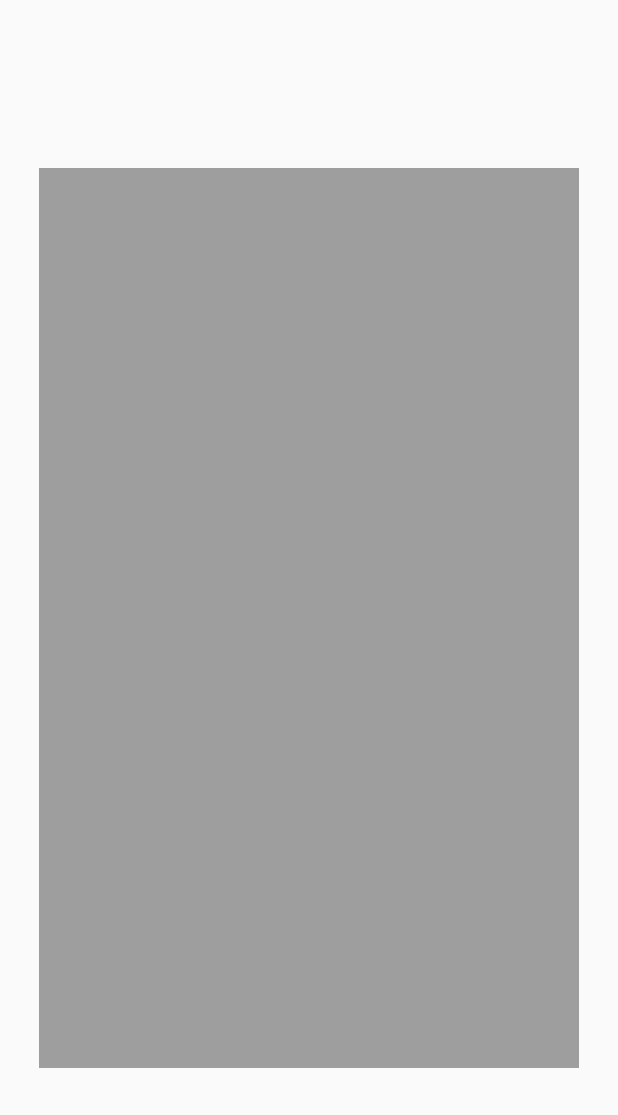
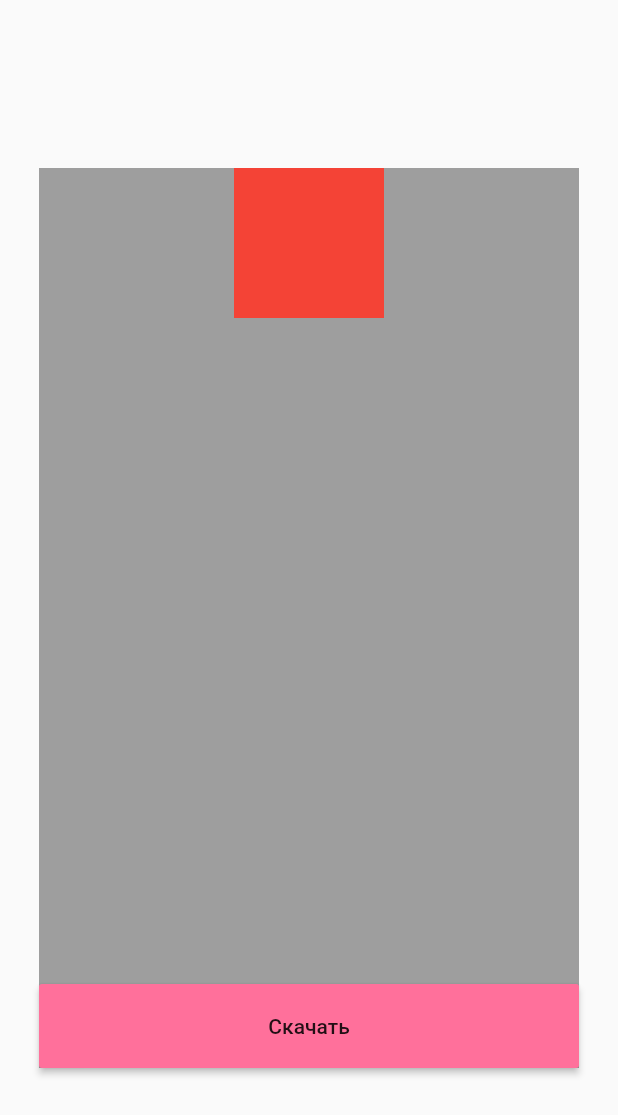
Before and after one commit to fedosovmu/web_mood_assessor, a Flutter app: the screen it shows after launch, on a phone screen of 412 x 824 dp. Shown: the top 1115 px of the screen. Run offline on Flutter 3.47's test engine with Material 2 defaults, Android fonts, the phone set to English and light mode, and no system bars; missing offline and left inert: dart:js.

Commit message:
Add Standard button

```diff
--- a/lib/src/constants/content.dart
+++ b/lib/src/constants/content.dart
@@ -11,4 +11,6 @@ class Content {
     6: 'Отличное',
     7: 'Восхитительное',
   };
+
+  static const urlToGooglePlayTesters = 'https://play.google.com/apps/testing/com.fedosov.mindtracker';
 }
--- a/lib/src/views/home_screen.dart
+++ b/lib/src/views/home_screen.dart
@@ -1,4 +1,8 @@
 import 'package:flutter/material.dart';
+import 'dart:js' as js;
+
+import 'package:web_mood_assessor/src/constants/content.dart';
+import 'package:web_mood_assessor/src/constants/custom_colors.dart';
 
 
 class HomeScreen extends StatelessWidget {
@@ -6,12 +10,32 @@ class HomeScreen extends StatelessWidget {
   Widget build(BuildContext context) {
     return Scaffold(
       body: Center(
-          child: Container(
-            color: Colors.grey,
-            height: 600,
-            width: 360,
-            //child: ,
-          )
+        child: Container(
+          color: Colors.grey,
+          height: 600,
+          width: 360,
+          child: Column(
+            mainAxisAlignment: MainAxisAlignment.spaceBetween,
+            children: [
+              Container(
+                color: Colors.red,
+                height: 100,
+                width: 100,
+              ),
+              MaterialButton(
+                minWidth: double.infinity,
+                height: 56,
+                color: CustomColors.moods[4],
+                splashColor: Colors.transparent,
+                onPressed: () async {
+                  print('press');
+                  //js.context.callMethod('open', [Content.urlToGooglePlayTesters]);
+                },
+                child: Text('Скачать'),
+              )
+            ],
+          ),
+        )
       ),
     );
   }
```
Also changed, not shown: lib/src/views/standard_button.dart (added, +67 -0 lines), pubspec.yaml (+3 -4 lines), pubspec.lock, 5 other files.
